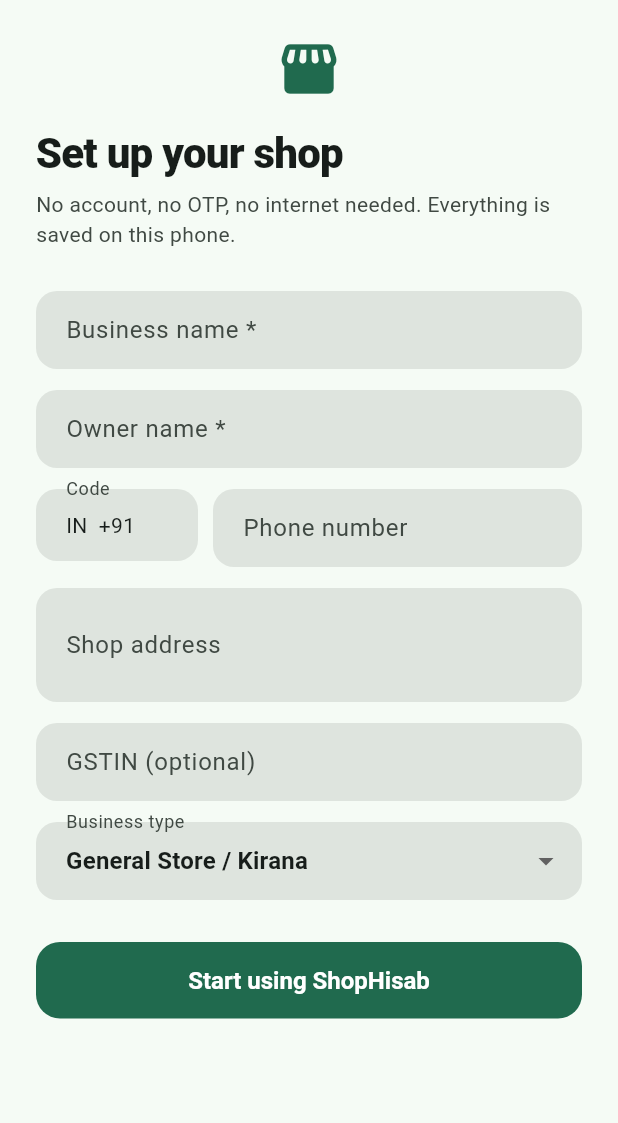
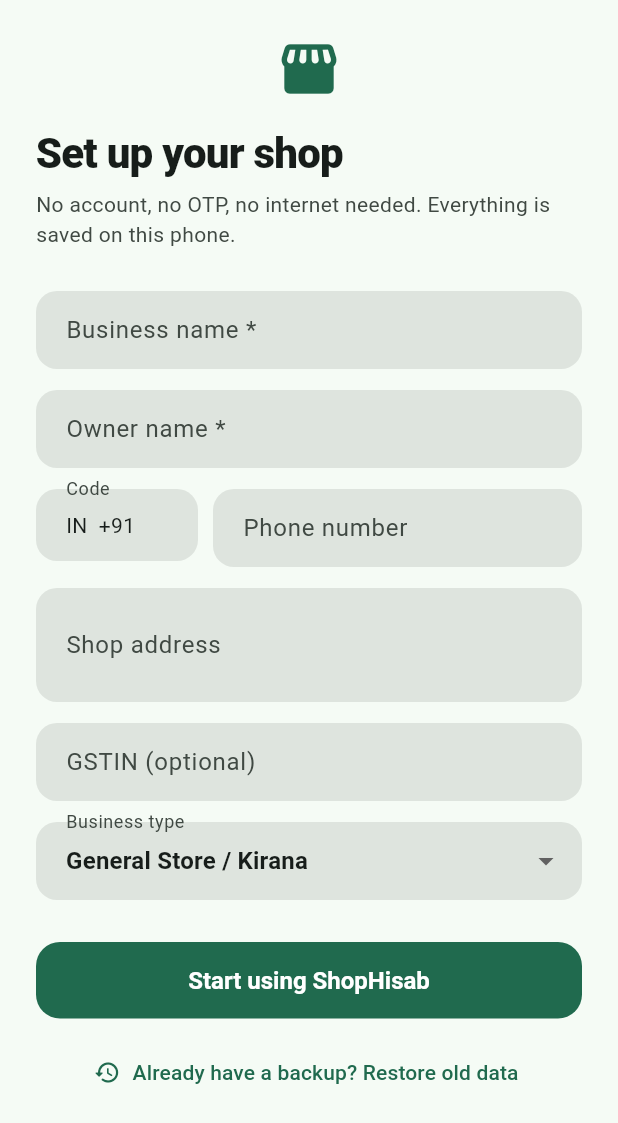
Before and after one commit to Arbaazkapz/businessos, a Flutter app: the screen it shows after launch, on a phone screen of 412 x 824 dp. Shown: the top 1123 px of the screen. Run offline on Flutter 3.47's test engine with Material 3 defaults, Android fonts, the light colour scheme and no system bars; our stand-ins replace drift, file_picker, flutter_riverpod, flutter_secure_storage, google_sign_in, local_auth and 4 more; missing offline and left inert: encrypt; accounts and stored records are empty; generated files the repository leaves out were written again.

Commit message:
Add files via upload

```diff
--- a/lib/ui/screens/business_setup_screen.dart
+++ b/lib/ui/screens/business_setup_screen.dart
@@ -6,6 +6,7 @@
 import '../../providers/app_providers.dart';
 import '../widgets/common_widgets.dart';
 import 'main_shell.dart';
+import 'settings/settings_screens.dart';
 
 const _categories = [
   'General Store / Kirana',
@@ -253,6 +254,19 @@
                   )
                 : Text(_isEditing ? 'Save Changes' : 'Start using ShopHisab'),
           ),
+          if (!_isEditing) ...[
+            const SizedBox(height: 12),
+            TextButton.icon(
+              onPressed: _saving
+                  ? null
+                  : () => Navigator.push(
+                        context,
+                        MaterialPageRoute(builder: (_) => const BackupRestoreScreen()),
+                      ),
+              icon: const Icon(Icons.restore_rounded),
+              label: const Text('Already have a backup? Restore old data'),
+            ),
+          ],
         ],
       ),
     );
```
Also changed, not shown: lib/core/google_config.dart (added, +32 -0 lines), lib/services/google_drive_service.dart (+10 -1 lines), 2 other files.
